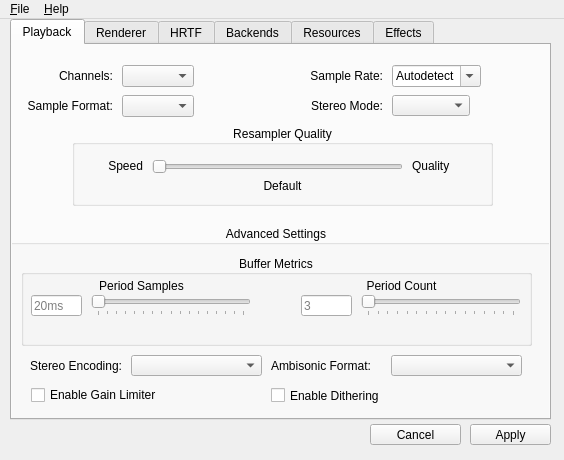
Old version of the form utils/alsoft-config/mainwindow.ui in the repository kcat/openal-soft.
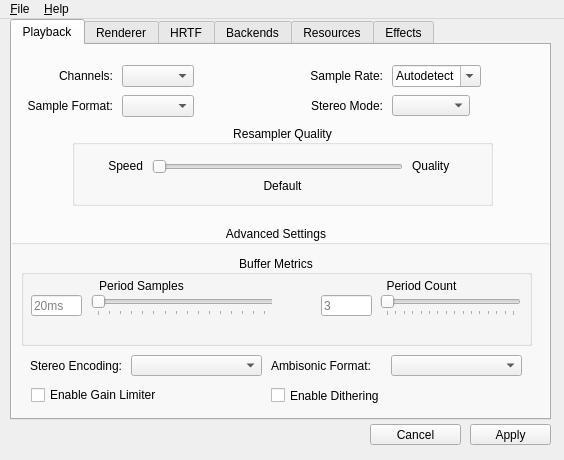
New version of the form. Icons and pictures are not drawn.

Commit message: Increase the period size slider and don't use steps of 64

Diff of the .ui file:
```diff
--- a/utils/alsoft-config/mainwindow.ui
+++ b/utils/alsoft-config/mainwindow.ui
@@ -283,9 +283,9 @@
         <widget class="QLabel" name="label_11">
          <property name="geometry">
           <rect>
-           <x>20</x>
+           <x>60</x>
            <y>0</y>
-           <width>201</width>
+           <width>161</width>
            <height>21</height>
           </rect>
          </property>
@@ -299,9 +299,9 @@
         <widget class="QSlider" name="periodCountSlider">
          <property name="geometry">
           <rect>
-           <x>80</x>
+           <x>99</x>
            <y>20</y>
-           <width>160</width>
+           <width>141</width>
            <height>21</height>
           </rect>
          </property>
@@ -336,7 +336,7 @@
         <widget class="QLineEdit" name="periodCountEdit">
          <property name="geometry">
           <rect>
-           <x>20</x>
+           <x>40</x>
            <y>20</y>
            <width>51</width>
            <height>21</height>
@@ -365,12 +365,12 @@
           <rect>
            <x>60</x>
            <y>20</y>
-           <width>160</width>
+           <width>191</width>
            <height>21</height>
           </rect>
          </property>
          <property name="minimum">
-          <number>0</number>
+          <number>63</number>
          </property>
          <property name="maximum">
           <number>8192</number>
@@ -382,7 +382,7 @@
           <number>1024</number>
          </property>
          <property name="value">
-          <number>0</number>
+          <number>63</number>
          </property>
          <property name="tracking">
           <bool>true</bool>
```
Left out of the diff: 2 changed lines with no effect on the pictures. The commit also changes 1 other file.
